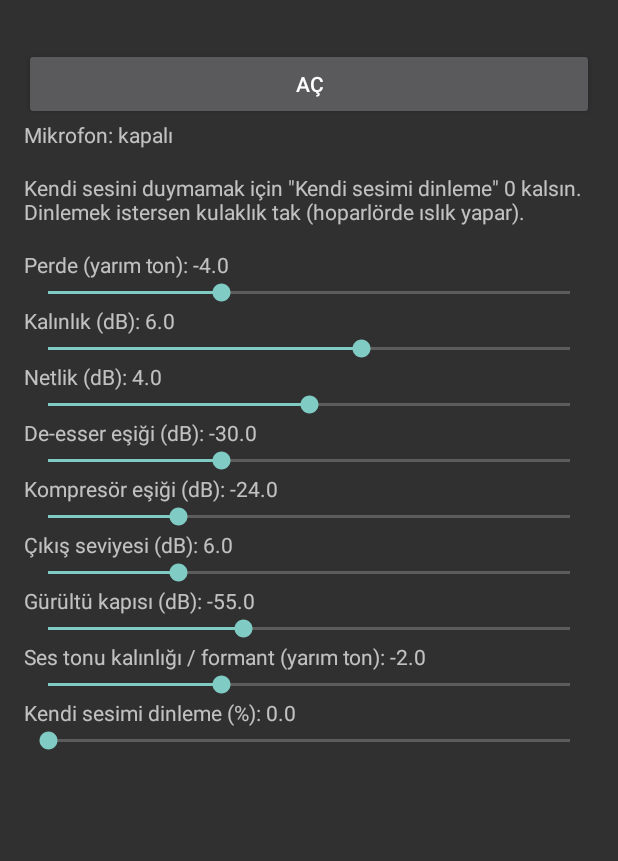
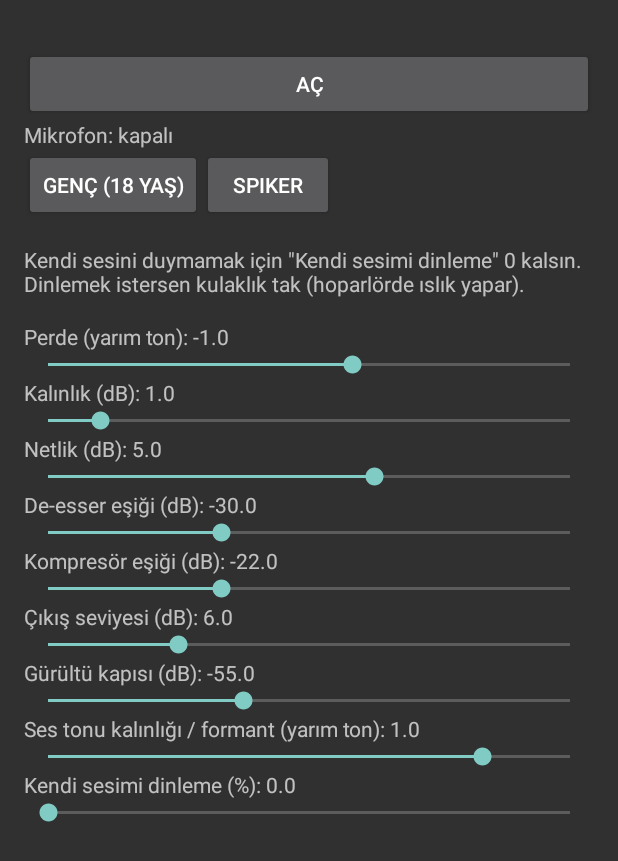
Before and after one commit to goldzhskakrk-pixel/xd, an Android app: the screen it shows after launch (MainActivity), on a phone screen of 412 x 824 dp. Shown: the top 861 px of the screen. Run offline under Robolectric (Android 15) with nearby library versions, the phone set to English and light mode, and no system bars.

Commit message:
Genc (18 yas) ses varsayilan, Spiker hazir ayari, hazir ses dugmeleri
Co-Authored-By: Claude Sonnet 5.5 <noreply@anthropic.com>
Claude-Session: https://claude.ai/code/session_016yJATseHfQGtJqTvaiCgkF

```diff
--- a/app/src/main/java/com/example/voicechanger/MainActivity.kt
+++ b/app/src/main/java/com/example/voicechanger/MainActivity.kt
@@ -35,6 +35,14 @@ class MainActivity : Activity() {
         root.addView(toggle)
         meter = TextView(this)
         root.addView(meter)
+        root.addView(LinearLayout(this).apply {
+            fun preset(name: String, values: Map<Int, Float>) = Button(this@MainActivity).apply {
+                text = name
+                setOnClickListener { Settings.applyPreset(this@MainActivity, values); recreate() }
+            }
+            addView(preset("Genç (18 yaş)", Settings.presetYoung))
+            addView(preset("Spiker", Settings.presetAnnouncer))
+        })
         root.addView(TextView(this).apply {
             text = "Kendi sesini duymamak için \"Kendi sesimi dinleme\" 0 kalsın. Dinlemek istersen kulaklık tak (hoparlörde ıslık yapar)."
             setPadding(0, pad, 0, pad)
--- a/app/src/main/java/com/example/voicechanger/Settings.kt
+++ b/app/src/main/java/com/example/voicechanger/Settings.kt
@@ -18,18 +18,23 @@ object Settings {
 
     // Sira ve varsayilanlar app/src/main/cpp/dsp.h icindeki kDefaults ile ayni olmali.
     val defs = listOf(
-        Def(PITCH, "Perde (yarım ton)", -8f, 4f, -4f),
-        Def(LOW_SHELF, "Kalınlık (dB)", 0f, 10f, 6f),
-        Def(PRESENCE, "Netlik (dB)", 0f, 8f, 4f),
+        Def(PITCH, "Perde (yarım ton)", -8f, 4f, -1f),
+        Def(LOW_SHELF, "Kalınlık (dB)", 0f, 10f, 1f),
+        Def(PRESENCE, "Netlik (dB)", 0f, 8f, 5f),
         Def(DEESS_THRESHOLD, "De-esser eşiği (dB)", -40f, -10f, -30f),
-        Def(COMP_THRESHOLD, "Kompresör eşiği (dB)", -30f, -6f, -24f),
+        Def(COMP_THRESHOLD, "Kompresör eşiği (dB)", -30f, -6f, -22f),
         Def(GAIN, "Çıkış seviyesi (dB)", 0f, 24f, 6f),
         Def(GATE, "Gürültü kapısı (dB)", -70f, -30f, -55f),
-        Def(FORMANT, "Ses tonu kalınlığı / formant (yarım ton)", -4f, 2f, -2f),
+        Def(FORMANT, "Ses tonu kalınlığı / formant (yarım ton)", -4f, 2f, 1f),
         Def(MONITOR, "Kendi sesimi dinleme (%)", 0f, 100f, 0f),
     )
 
-    private fun prefs(c: Context) = c.getSharedPreferences("vc2", Context.MODE_PRIVATE)
+    // Hazir sesler (KALIBRE EDILMEMISTIR, kulakla ayarlanacak).
+    val presetYoung = mapOf(PITCH to -1f, LOW_SHELF to 1f, PRESENCE to 5f, COMP_THRESHOLD to -22f, FORMANT to 1f)
+    val presetAnnouncer = mapOf(PITCH to -4f, LOW_SHELF to 6f, PRESENCE to 4f, COMP_THRESHOLD to -24f, FORMANT to -2f)
+    fun applyPreset(c: Context, p: Map<Int, Float>) = p.forEach { (id, v) -> set(c, defs.first { it.id == id }, v) }
+
+    private fun prefs(c: Context) = c.getSharedPreferences("vc3", Context.MODE_PRIVATE)
     fun get(c: Context, d: Def): Float = prefs(c).getFloat("p${d.id}", d.default)
     fun set(c: Context, d: Def, v: Float) {
         prefs(c).edit().putFloat("p${d.id}", v).apply()
```
Also changed, not shown: 1 other file.
